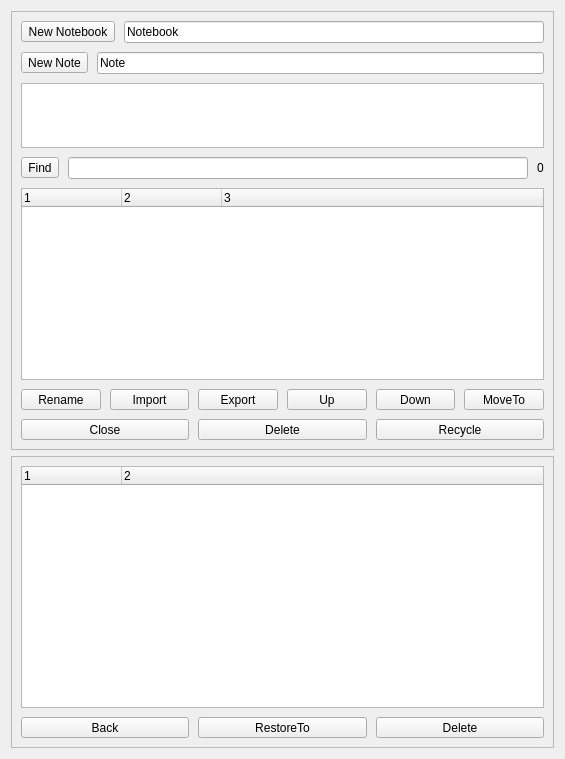
ic005k/Knot, file src/Notes/NotesList.ui: the form before one commit.
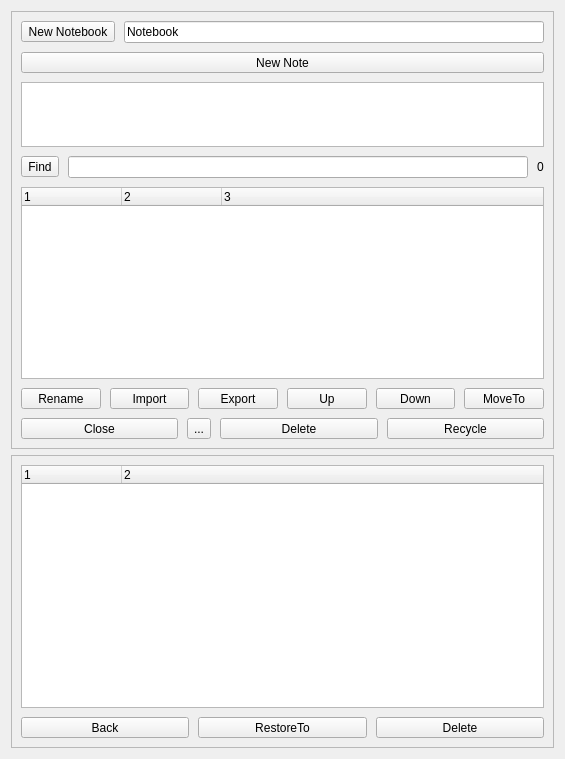
The form after the commit. Icons and pictures are not drawn.

The edit to the form file:
```diff
--- a/src/Notes/NotesList.ui
+++ b/src/Notes/NotesList.ui
@@ -91,16 +91,6 @@
           </property>
          </widget>
         </item>
-        <item>
-         <widget class="QLineEdit" name="editNote">
-          <property name="text">
-           <string>Note</string>
-          </property>
-          <property name="clearButtonEnabled">
-           <bool>false</bool>
-          </property>
-         </widget>
-        </item>
        </layout>
       </item>
       <item>
@@ -338,6 +328,13 @@
           </property>
          </widget>
         </item>
+        <item>
+         <widget class="QToolButton" name="toolButton">
+          <property name="text">
+           <string>...</string>
+          </property>
+         </widget>
+        </item>
         <item>
          <widget class="QToolButton" name="btnDel">
           <property name="sizePolicy">
```
Left out of the diff: 4 changed lines with no effect on the pictures.
